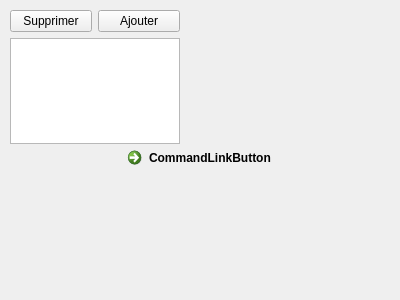
This is settingswindow.ui in TheoFRASSI/GaleriePhotoIHM as Qt 5 draws it before an edit. The edited form follows.
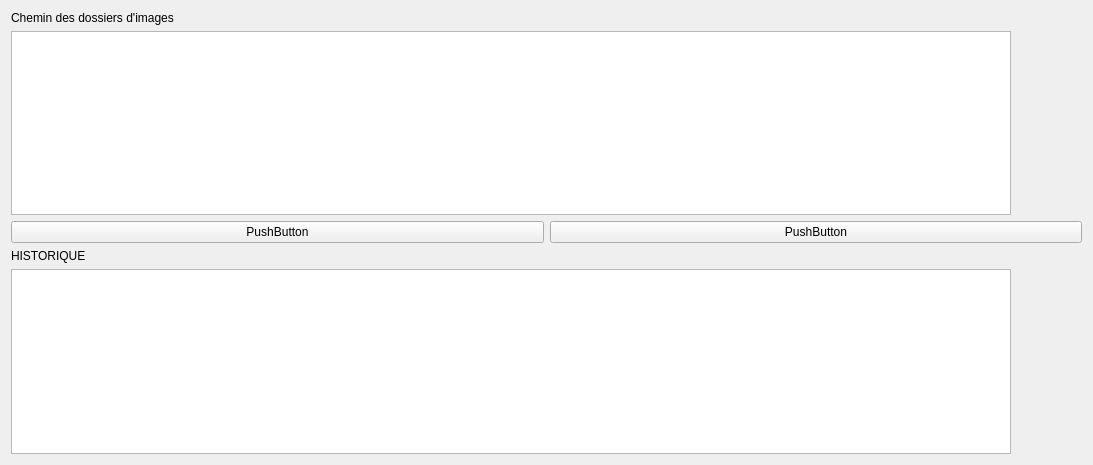
This is the edited form.

Diff of the .ui file:
```diff
--- a/settingswindow.ui
+++ b/settingswindow.ui
@@ -6,59 +6,74 @@
    <rect>
     <x>0</x>
     <y>0</y>
-    <width>400</width>
-    <height>300</height>
+    <width>1093</width>
+    <height>465</height>
    </rect>
   </property>
   <property name="windowTitle">
    <string>Form</string>
   </property>
-  <widget class="QCommandLinkButton" name="commandLinkButton">
-   <property name="geometry">
-    <rect>
-     <x>120</x>
-     <y>140</y>
-     <width>168</width>
-     <height>41</height>
-    </rect>
-   </property>
+  <layout class="QVBoxLayout" name="verticalLayout_2">
+   <item>
+    <layout class="QVBoxLayout" name="verticalLayout">
+     <item>
+      <widget class="QLabel" name="label">
    <property name="text">
-    <string>CommandLinkButton</string>
-   </property>
-  </widget>
-  <widget class="QWidget" name="verticalLayoutWidget">
-   <property name="geometry">
-    <rect>
-     <x>10</x>
-     <y>10</y>
-     <width>170</width>
-     <height>134</height>
-    </rect>
-   </property>
-   <layout class="QVBoxLayout" name="settingPathVertLayout">
+        <string>Chemin des dossiers d'images</string>
+       </property>
+      </widget>
+     </item>
+     <item>
+      <widget class="QListWidget" name="pathListWidget">
+       <property name="maximumSize">
+        <size>
+         <width>1000</width>
+         <height>700</height>
+        </size>
+       </property>
+      </widget>
+     </item>
     <item>
-     <layout class="QHBoxLayout" name="buttonsPathHorizLayout">
+      <layout class="QHBoxLayout" name="horizontalLayout">
       <item>
        <widget class="QPushButton" name="supprPathPushButton">
         <property name="text">
-         <string>Supprimer</string>
+          <string>PushButton</string>
         </property>
        </widget>
       </item>
       <item>
        <widget class="QPushButton" name="addPathPushButton">
         <property name="text">
-         <string>Ajouter</string>
+          <string>PushButton</string>
         </property>
        </widget>
       </item>
      </layout>
     </item>
     <item>
-     <widget class="QListWidget" name="pathListWidget"/>
-    </item>
-   </layout>
-  </widget>
+      <layout class="QHBoxLayout" name="buttonsPathHorizLayout"/>
+     </item>
+     <item>
+      <widget class="QLabel" name="label_2">
+       <property name="text">
+        <string>HISTORIQUE</string>
+       </property>
+      </widget>
+     </item>
+     <item>
+      <widget class="QPlainTextEdit" name="plainTextEdit">
+       <property name="maximumSize">
+        <size>
+         <width>1000</width>
+         <height>700</height>
+        </size>
+       </property>
+      </widget>
+     </item>
+    </layout>
+   </item>
+  </layout>
  </widget>
  <resources/>
  <connections/>
```
Lines whose indentation alone changed are shown as unchanged.
